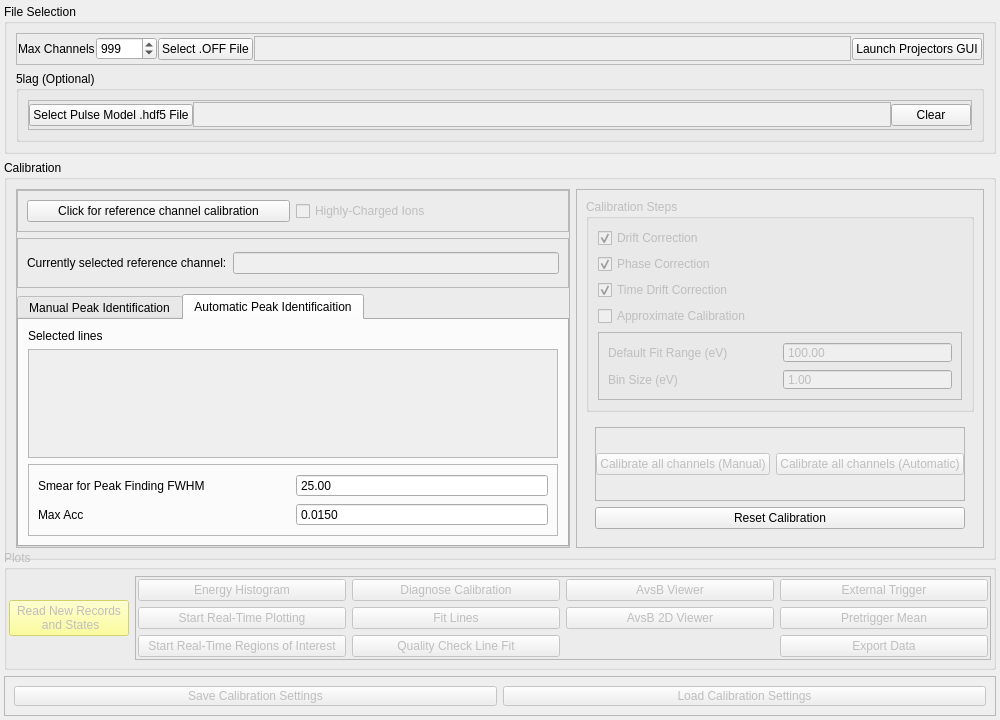
This is massGui/ui/massGuiW.ui in gmondee/massGui as Qt 5 draws it before an edit. The edited form follows.
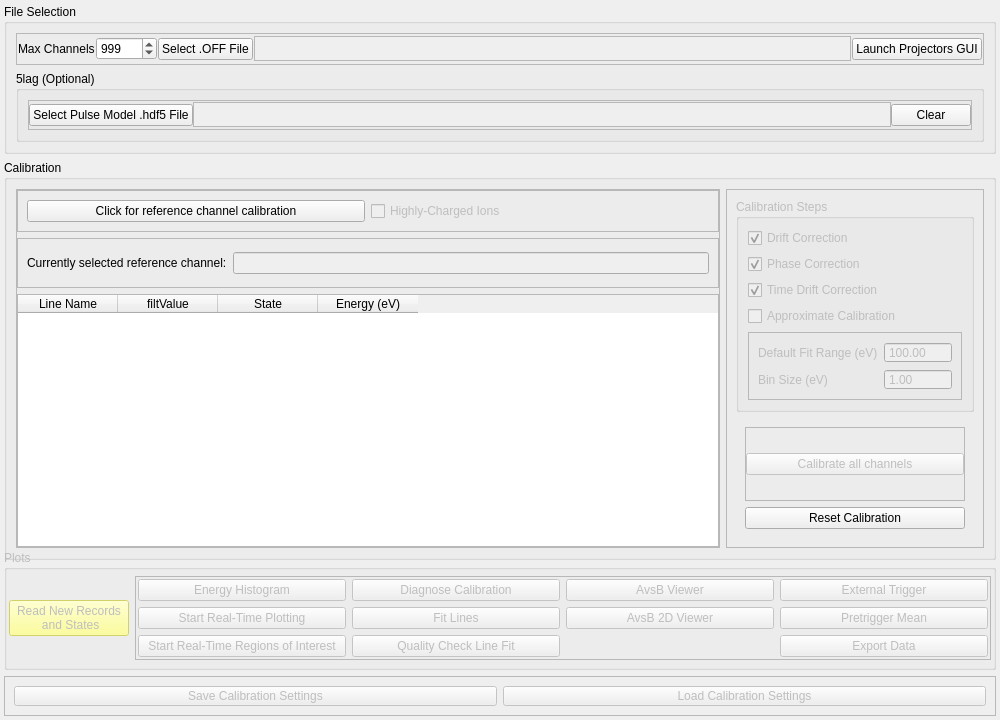
This is the edited form. The open tabs and pages were chosen to show the change.

Commit message:
Removed auto calibration
Auto cal didn't work very well. It will need a complete revisit for it to be a viable option. For now, I have removed/commented out the code dealing with auto calibration.

What changed in the file:
```diff
--- a/massGui/ui/massGuiW.ui
+++ b/massGui/ui/massGuiW.ui
@@ -357,16 +357,6 @@
           </widget>
          </item>
          <item>
-          <widget class="QTabWidget" name="tabWidget">
-           <property name="currentIndex">
-            <number>0</number>
-           </property>
-           <widget class="QWidget" name="tab_3">
-            <attribute name="title">
-             <string>Manual Peak Identification</string>
-            </attribute>
-            <layout class="QVBoxLayout" name="verticalLayout_4">
-             <item>
               <widget class="QTableWidget" name="calTable">
                <property name="enabled">
                 <bool>true</bool>
@@ -398,89 +388,6 @@
              </item>
             </layout>
            </widget>
-           <widget class="QWidget" name="tab_4">
-            <attribute name="title">
-             <string>Automatic Peak Identificaition</string>
-            </attribute>
-            <layout class="QVBoxLayout" name="verticalLayout_3">
-             <item>
-              <widget class="QLabel" name="label_11">
-               <property name="text">
-                <string>Selected lines</string>
-               </property>
-              </widget>
-             </item>
-             <item>
-              <widget class="QTextEdit" name="autoListOfLines">
-               <property name="enabled">
-                <bool>false</bool>
-               </property>
-              </widget>
-             </item>
-             <item>
-              <widget class="QFrame" name="frame_12">
-               <property name="frameShape">
-                <enum>QFrame::StyledPanel</enum>
-               </property>
-               <property name="frameShadow">
-                <enum>QFrame::Raised</enum>
-               </property>
-               <layout class="QGridLayout" name="gridLayout_4">
-                <item row="1" column="0">
-                 <widget class="QLabel" name="label_10">
-                  <property name="text">
-                   <string>Max Acc</string>
-                  </property>
-                 </widget>
-                </item>
-                <item row="0" column="0">
-                 <widget class="QLabel" name="label_5">
-                  <property name="text">
-                   <string>Smear for Peak Finding FWHM</string>
-                  </property>
-                 </widget>
-                </item>
-                <item row="0" column="1">
-                 <widget class="QDoubleSpinBox" name="autoFWHMBox">
-                  <property name="buttonSymbols">
-                   <enum>QAbstractSpinBox::NoButtons</enum>
-                  </property>
-                  <property name="decimals">
-                   <number>2</number>
-                  </property>
-                  <property name="maximum">
-                   <double>10000000.000000000000000</double>
-                  </property>
-                  <property name="value">
-                   <double>25.000000000000000</double>
-                  </property>
-                 </widget>
-                </item>
-                <item row="1" column="1">
-                 <widget class="QDoubleSpinBox" name="autoMaxAccBox">
-                  <property name="buttonSymbols">
-                   <enum>QAbstractSpinBox::NoButtons</enum>
-                  </property>
-                  <property name="decimals">
-                   <number>4</number>
-                  </property>
-                  <property name="maximum">
-                   <double>10000000.000000000000000</double>
-                  </property>
-                  <property name="value">
-                   <double>0.015000000000000</double>
-                  </property>
-                 </widget>
-                </item>
-               </layout>
-              </widget>
-             </item>
-            </layout>
-           </widget>
-          </widget>
-         </item>
-        </layout>
-       </widget>
       </item>
       <item>
        <widget class="QFrame" name="frame_7">
@@ -658,23 +565,7 @@
                   </size>
                  </property>
                  <property name="text">
-                  <string>Calibrate all channels (Manual)</string>
-                 </property>
-                </widget>
-               </item>
-               <item>
-                <widget class="QPushButton" name="allChanAutoCalButton">
-                 <property name="enabled">
-                  <bool>false</bool>
-                 </property>
-                 <property name="minimumSize">
-                  <size>
-                   <width>0</width>
-                   <height>20</height>
-                  </size>
-                 </property>
-                 <property name="text">
-                  <string>Calibrate all channels (Automatic)</string>
+                  <string>Calibrate all channels</string>
                  </property>
                 </widget>
                </item>
```
Lines whose indentation alone changed are shown as unchanged. The commit also changes 5 other files.
